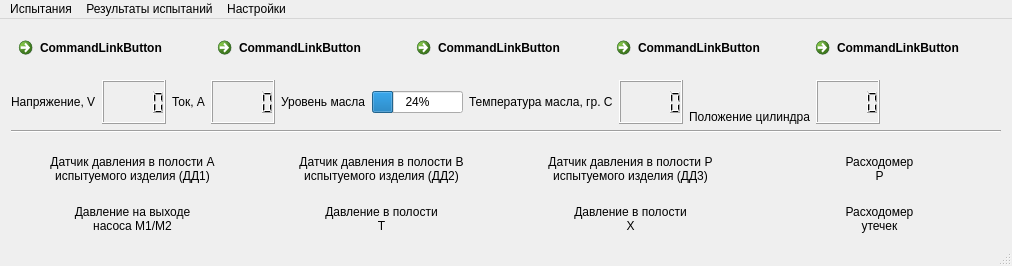
Above: mainwindow.ui from firef0xff/SSHGS01 before the change. Below: the same form after it.
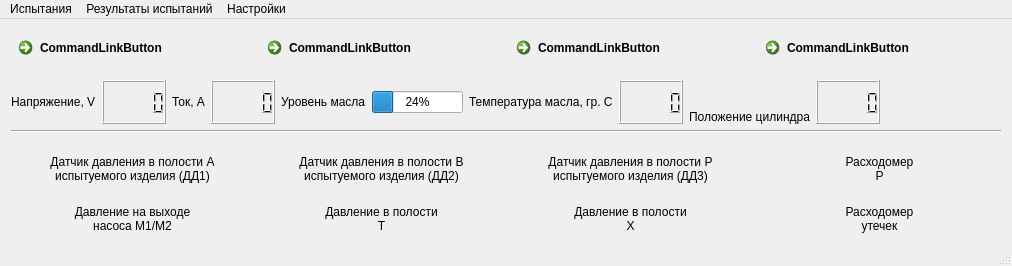
That is the form after the change.

```diff
--- a/mainwindow.ui
+++ b/mainwindow.ui
@@ -84,13 +84,6 @@
         </property>
        </widget>
       </item>
-      <item>
-       <widget class="QCommandLinkButton" name="ManualControl">
-        <property name="text">
-         <string>CommandLinkButton</string>
-        </property>
-       </widget>
-      </item>
      </layout>
     </item>
     <item>
```
Left out of the diff: 2 changed lines with no effect on the pictures.
